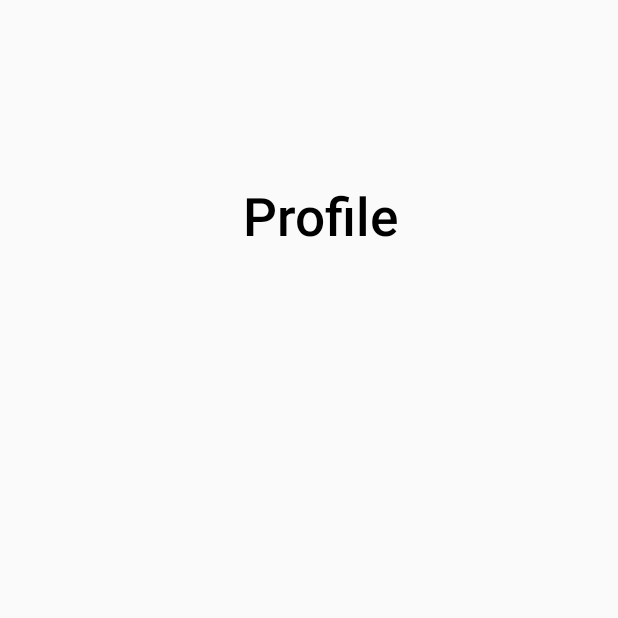
After one commit to nigara144/NogaYoga, an Android app: the ProfileActivity screen opened directly, with no data from a screen before it, on a phone screen of 412 x 824 dp, the top half of it. The commit adds this screen. Run offline under Robolectric (Android 15) with nearby library versions, the phone set to English and light mode, and no system bars.

Commit message:
# User class created # Integration with firebase done # Sign up completed successfully # Login completed successfully # Email verification added # Profile and Home activities added

```diff
--- /dev/null
+++ b/app/src/main/java/com/example/nogayoga/ProfileActivity.java
@@ -0,0 +1,14 @@
+package com.example.nogayoga;
+
+import androidx.appcompat.app.AppCompatActivity;
+
+import android.os.Bundle;
+
+public class ProfileActivity extends AppCompatActivity {
+
+    @Override
+    protected void onCreate(Bundle savedInstanceState) {
+        super.onCreate(savedInstanceState);
+        setContentView(R.layout.activity_profile);
+    }
+}
--- a/app/src/main/java/com/example/nogayoga/RegisterUser.java
+++ b/app/src/main/java/com/example/nogayoga/RegisterUser.java
@@ -79,7 +79,7 @@ public class RegisterUser  extends AppCompatActivity implements View.OnClickList
         }
         if(!Patterns.EMAIL_ADDRESS.matcher(email).matches()){
             editEmail.setError("Please provide valid email");
-            editPassword.requestFocus();
+            editEmail.requestFocus();
             return;
         }
         if(password.length() < 6){
--- /dev/null
+++ b/app/src/main/res/layout/activity_profile.xml
@@ -0,0 +1,25 @@
+<?xml version="1.0" encoding="utf-8"?>
+<androidx.constraintlayout.widget.ConstraintLayout xmlns:android="http://schemas.android.com/apk/res/android"
+    xmlns:app="http://schemas.android.com/apk/res-auto"
+    xmlns:tools="http://schemas.android.com/tools"
+    android:layout_width="match_parent"
+    android:layout_height="match_parent"
+    tools:context=".ProfileActivity">
+
+    <TextView
+        android:id="@+id/logo_profile"
+        android:layout_width="wrap_content"
+        android:layout_height="wrap_content"
+        android:layout_marginLeft="15dp"
+        android:text="Profile"
+        android:textSize="35dp"
+        android:fontFamily="sans-serif-medium"
+        android:textColor="@color/black"
+        android:layout_marginTop="120dp"
+        app:layout_constraintLeft_toLeftOf="parent"
+        app:layout_constraintRight_toRightOf="parent"
+        app:layout_constraintTop_toTopOf="parent" />
+
+
+
+</androidx.constraintlayout.widget.ConstraintLayout>
```
Also changed, not shown: app/src/main/AndroidManifest.xml (+13 -4 lines), app/src/main/java/com/example/nogayoga/HomeActivity.java (added, +14 -0 lines), app/src/main/java/com/example/nogayoga/MainActivity.java (+77 -0 lines), app/src/main/res/layout/activity_home.xml (added, +23 -0 lines), app/src/main/res/layout/activity_main.xml (+11 -0 lines), app/src/main/res/drawable/right-arrow.png (added).
